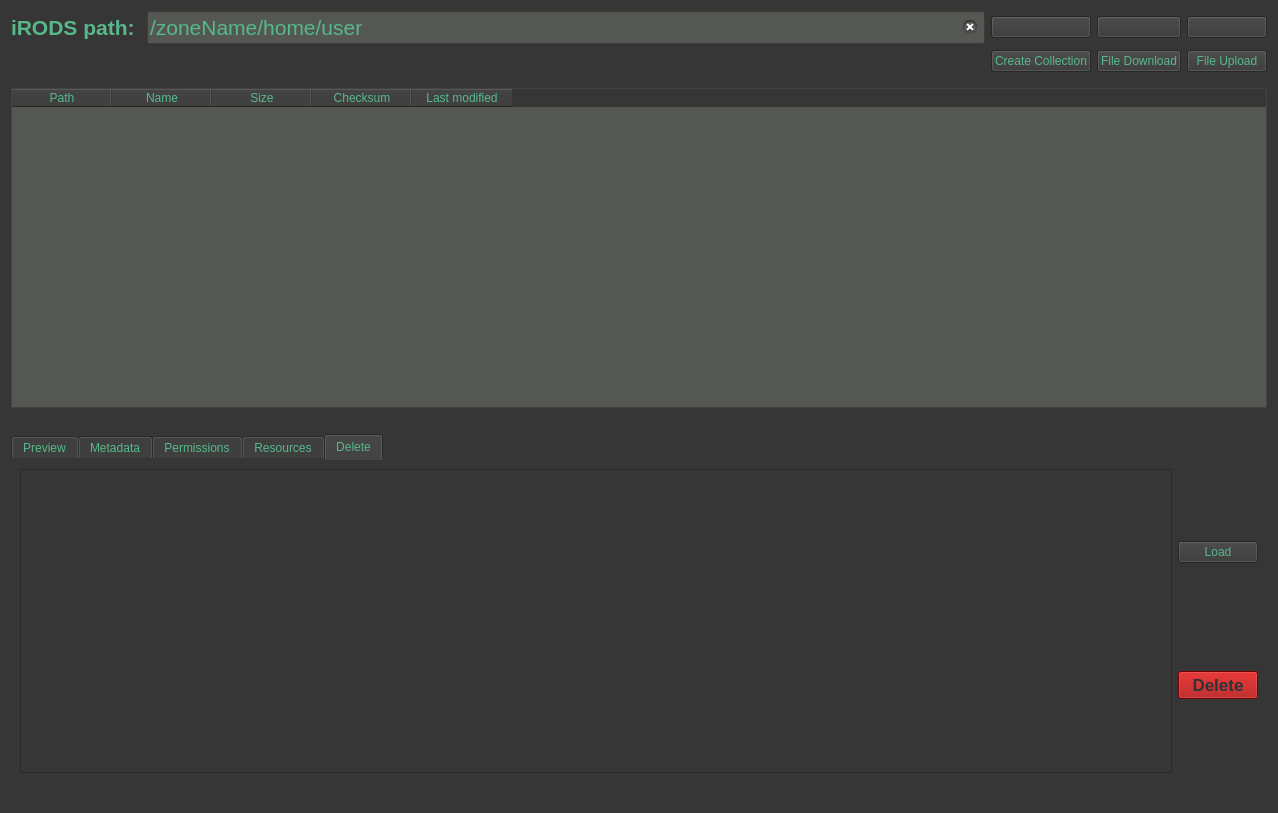
Above: gui/ui-files/tabBrowser.ui from iBridges-for-iRODS/iBridges before the change. Below: the same form after it.
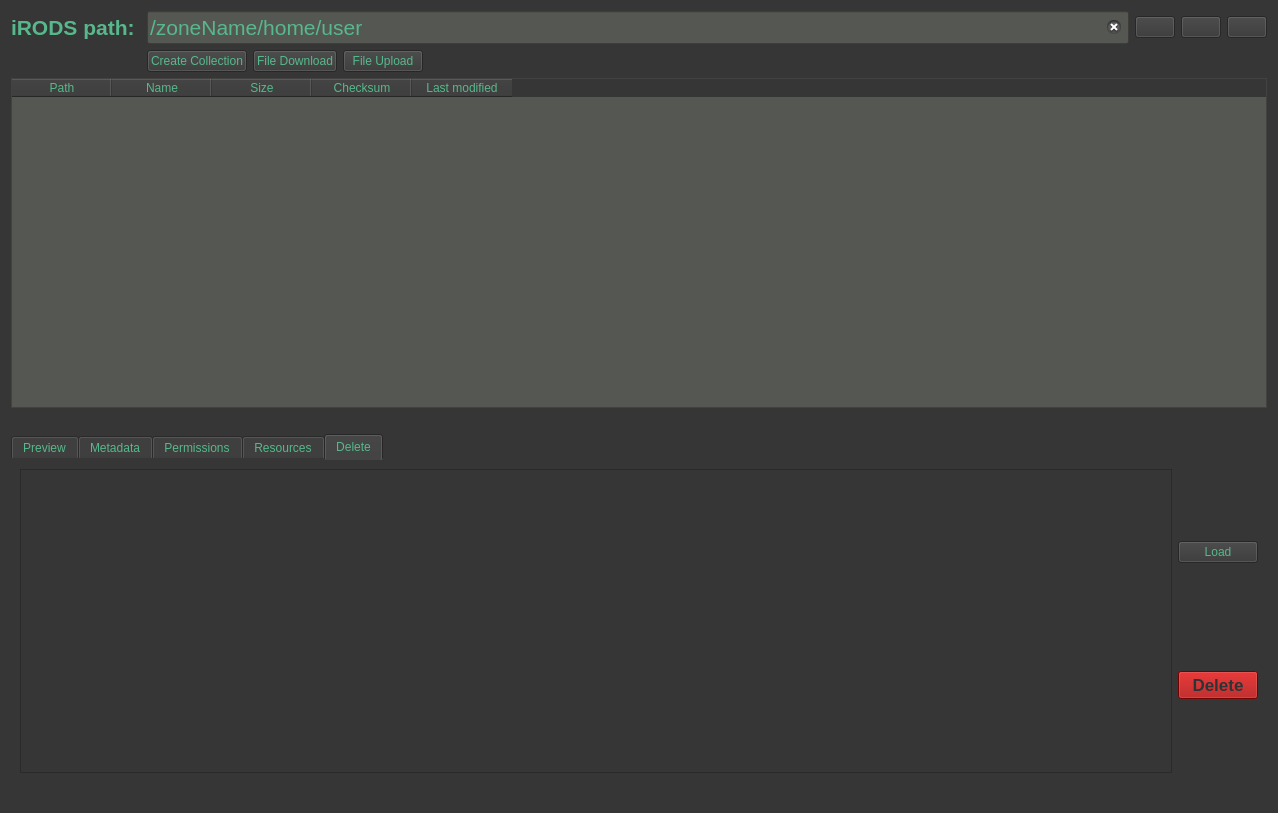
That is the form after the change. The open tabs and pages were chosen to show the change. Icons and pictures are not drawn.

Commit message: BrowserTab design

What changed in the file:
```diff
--- a/gui/ui-files/tabBrowser.ui
+++ b/gui/ui-files/tabBrowser.ui
@@ -54,6 +54,17 @@
   <layout class="QVBoxLayout" name="verticalLayout">
    <item>
     <layout class="QGridLayout" name="gridLayout">
+     <item row="0" column="2">
+      <widget class="QPushButton" name="refreshButton">
+       <property name="text">
+        <string/>
+       </property>
+       <property name="icon">
+        <iconset>
+         <normaloff>../icons/refresh.png</normaloff>../icons/refresh.png</iconset>
+       </property>
+      </widget>
+     </item>
      <item row="0" column="1">
       <widget class="QLineEdit" name="inputPath">
        <property name="font">
@@ -78,6 +89,17 @@
        </property>
       </widget>
      </item>
+     <item row="0" column="3">
+      <widget class="QPushButton" name="parentButton">
+       <property name="text">
+        <string/>
+       </property>
+       <property name="icon">
+        <iconset>
+         <normaloff>../icons/arrow-up.png</normaloff>../icons/arrow-up.png</iconset>
+       </property>
+      </widget>
+     </item>
      <item row="0" column="0">
       <widget class="QLabel" name="label_2">
        <property name="font">
@@ -91,27 +113,6 @@
        </property>
       </widget>
      </item>
-     <item row="1" column="3">
-      <widget class="QPushButton" name="DownloadButton">
-       <property name="text">
-        <string>File Download</string>
-       </property>
-      </widget>
-     </item>
-     <item row="1" column="6">
-      <widget class="QPushButton" name="UploadButton">
-       <property name="text">
-        <string>File Upload</string>
-       </property>
-      </widget>
-     </item>
-     <item row="1" column="2">
-      <widget class="QPushButton" name="createCollButton">
-       <property name="text">
-        <string>Create Collection</string>
-       </property>
-      </widget>
-     </item>
      <item row="0" column="6">
       <widget class="QPushButton" name="homeButton">
        <property name="text">
@@ -123,46 +124,46 @@
        </property>
       </widget>
      </item>
-     <item row="0" column="2">
-      <widget class="QPushButton" name="refreshButton">
-       <property name="text">
-        <string/>
-       </property>
-       <property name="icon">
-        <iconset>
-         <normaloff>../icons/refresh.png</normaloff>../icons/refresh.png</iconset>
-       </property>
-      </widget>
-     </item>
-     <item row="0" column="3">
-      <widget class="QPushButton" name="parentButton">
-       <property name="text">
-        <string/>
-       </property>
-       <property name="icon">
-        <iconset>
-         <normaloff>../icons/arrow-up.png</normaloff>../icons/arrow-up.png</iconset>
-       </property>
-      </widget>
+     <item row="1" column="1">
+      <layout class="QHBoxLayout" name="horizontalLayout_5">
+       <item>
+        <widget class="QPushButton" name="createCollButton">
+         <property name="text">
+          <string>Create Collection</string>
+         </property>
+        </widget>
+       </item>
+       <item>
+        <widget class="QPushButton" name="DownloadButton">
+         <property name="text">
+          <string>File Download</string>
+         </property>
+        </widget>
+       </item>
+       <item>
+        <widget class="QPushButton" name="UploadButton">
+         <property name="text">
+          <string>File Upload</string>
+         </property>
+        </widget>
+       </item>
+       <item>
+        <spacer name="horizontalSpacer">
+         <property name="orientation">
+          <enum>Qt::Horizontal</enum>
+         </property>
+         <property name="sizeHint" stdset="0">
+          <size>
+           <width>40</width>
+           <height>20</height>
+          </size>
+         </property>
+        </spacer>
+       </item>
+      </layout>
      </item>
     </layout>
    </item>
-   <item>
-    <spacer name="verticalSpacer_13">
-     <property name="orientation">
-      <enum>Qt::Vertical</enum>
-     </property>
-     <property name="sizeType">
-      <enum>QSizePolicy::Minimum</enum>
-     </property>
-     <property name="sizeHint" stdset="0">
-      <size>
-       <width>20</width>
-       <height>10</height>
-      </size>
-     </property>
-    </spacer>
-   </item>
    <item>
     <widget class="QTableWidget" name="collTable">
      <property name="minimumSize">
@@ -244,7 +245,7 @@
       <string notr="true"/>
      </property>
      <property name="currentIndex">
-      <number>3</number>
+      <number>4</number>
      </property>
      <widget class="QWidget" name="preview">
       <property name="font">
```
